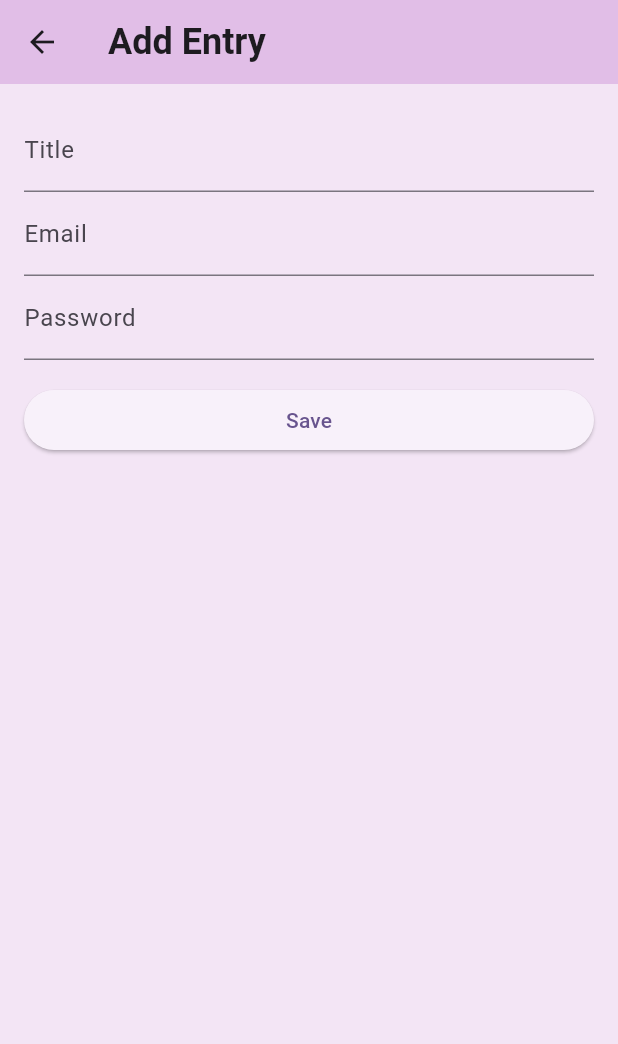
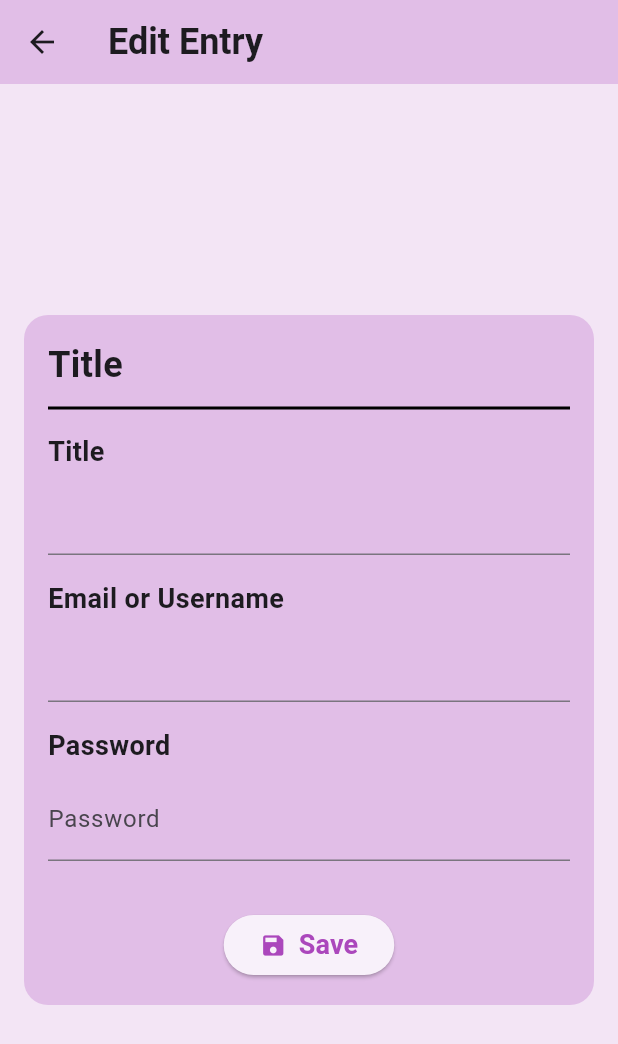
Before and after one commit to Mrityunjayyshukla/passcode_manager, a Flutter app: the EditEntry screen opened directly with empty values, on a phone screen of 412 x 824 dp. Shown: the top 1044 px of the screen. Run offline on Flutter 3.47's test engine with Material 3 defaults, Android fonts, the phone set to English and light mode, and no system bars; our stand-ins replace shared_preferences; accounts and stored records are empty.

Commit message:
layout of the editpage

```diff
--- a/lib/edit_entry.dart
+++ b/lib/edit_entry.dart
@@ -2,7 +2,7 @@
 
 class EditEntry extends StatefulWidget {
   final Map<String, String> record;
-  final Function(Map<String,String>) onUpdate;
+  final Function(Map<String, String>) onUpdate;
 
   const EditEntry({super.key, required this.record, required this.onUpdate});
 
@@ -17,9 +17,9 @@
 
   @override
   void initState() {
-    titleController=TextEditingController(text: widget.record['Title']??'');
-    emailController=TextEditingController(text: widget.record['Email']??'');
-    passwordController=TextEditingController(text: "");
+    titleController = TextEditingController(text: widget.record['Title'] ?? '');
+    emailController = TextEditingController(text: widget.record['Email'] ?? '');
+    passwordController = TextEditingController(text: "");
     super.initState();
   }
 
@@ -32,7 +32,7 @@
       appBar: AppBar(
         backgroundColor: Colors.purple[100],
         title: const Text(
-          "Add Entry",
+          "Edit Entry",
           style: TextStyle(
             fontWeight: FontWeight.bold,
             fontSize: 24,
@@ -43,24 +43,70 @@
       // Body
       body: Padding(
         padding: const EdgeInsets.all(16),
+        child: Center(
+          child: Container(
+            decoration: BoxDecoration(
+              color: Colors.purple[100],
+              borderRadius: BorderRadius.circular(16),
+            ),
+            padding: const EdgeInsets.symmetric(vertical: 16, horizontal: 16),
             child: Column(
-          crossAxisAlignment: CrossAxisAlignment.stretch,
+              mainAxisSize: MainAxisSize.min,
+              crossAxisAlignment: CrossAxisAlignment.start,
               children: [
+                const Text(
+                  "Title",
+                  style: TextStyle(
+                    fontSize: 24,
+                    fontWeight: FontWeight.bold,
+                  ),
+                ),
+                const SizedBox(height: 4),
+                const Divider(
+                  thickness: 2,
+                  color: Colors.black,
+                ),
+                const SizedBox(height: 8),
+                const Text(
+                  "Title",
+                  style: TextStyle(
+                    fontSize: 18,
+                    fontWeight: FontWeight.bold,
+                  ),
+                ),
+                const SizedBox(height: 8),
                 TextField(
                   controller: titleController,
-              decoration: const InputDecoration(labelText: "Title"),
                 ),
+                const SizedBox(height: 16),
+                const Text(
+                  "Email or Username",
+                  style: TextStyle(
+                    fontSize: 18,
+                    fontWeight: FontWeight.bold,
+                  ),
+                ),
+                const SizedBox(height: 8),
                 TextField(
                   controller: emailController,
-              decoration: const InputDecoration(labelText: "Email"),
                 ),
+                const SizedBox(height: 16),
+                const Text(
+                  "Password",
+                  style: TextStyle(
+                    fontSize: 18,
+                    fontWeight: FontWeight.bold,
+                  ),
+                ),
+                const SizedBox(height: 8),
                 TextField(
                   controller: passwordController,
                   obscureText: true,
                   decoration: const InputDecoration(labelText: "Password"),
                 ),
-            const SizedBox(height: 16),
-            ElevatedButton(
+                const SizedBox(height: 32),
+                Center(
+                  child: ElevatedButton(
                     onPressed: (){
                       //Get the updated details from text controllers
                       Map<String, String> updatedRecord = {
@@ -76,9 +122,27 @@
                       // Navigate back to ListPage
                       Navigator.pop(context);
                     },
-              child: const Text("Save"),
-            )
+                    child: Row(
+                      mainAxisSize: MainAxisSize.min,
+                      mainAxisAlignment: MainAxisAlignment.center,
+                      children: [
+                        Icon(Icons.save, color: Colors.purple[400],),
+                        const SizedBox(width: 8),
+                        Text(
+                          "Save",
+                          style: TextStyle(
+                            color: Colors.purple[400],
+                            fontSize: 18,
+                            fontWeight: FontWeight.bold,
+                          ),
+                        ),
                       ],
+                    ),
+                  ),
+                ),
+              ],
+            ),
+          ),
         ),
       ),
     );
```
Lines whose indentation alone changed are shown as unchanged.
